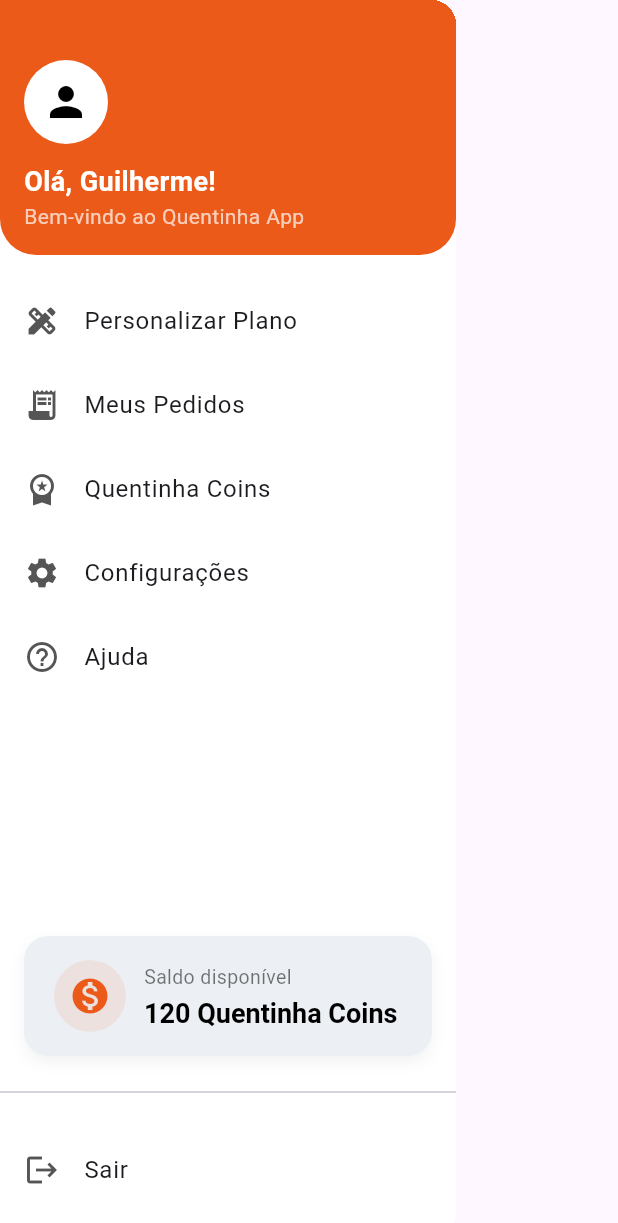
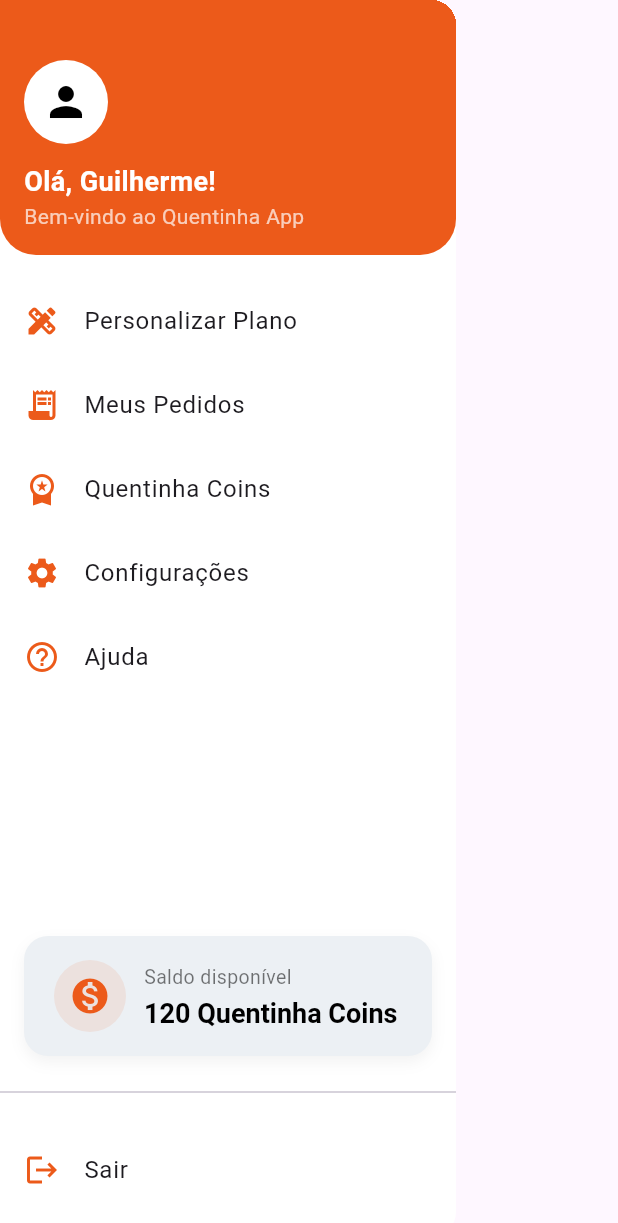
Before and after one commit to GuiRuizz/quentinha-app, a Flutter app: the AppDrawer widget shown alone on an empty page, opened directly, on a phone screen of 412 x 824 dp. Shown: the top 1223 px of the screen. Run offline on Flutter 3.47's test engine with Material 3 defaults, Android fonts, the phone set to English and light mode, and no system bars; our stand-ins replace badges, flutter_svg, go_router, google_fonts, introduction_screen, logger and 1 more; accounts and stored records are empty; network calls fail.

Commit message:
style: Ajustado a cor dos icones

```diff
--- a/lib/presentation/components/drawer_widget.dart
+++ b/lib/presentation/components/drawer_widget.dart
@@ -83,7 +83,7 @@
 
   Widget _drawerItem(IconData icon, String title, VoidCallback onTap) {
     return ListTile(
-      leading: Icon(icon, color: AppColors.textSecondary),
+      leading: Icon(icon, color: AppColors.primary),
       title: Text(title),
       onTap: onTap,
     );
```
